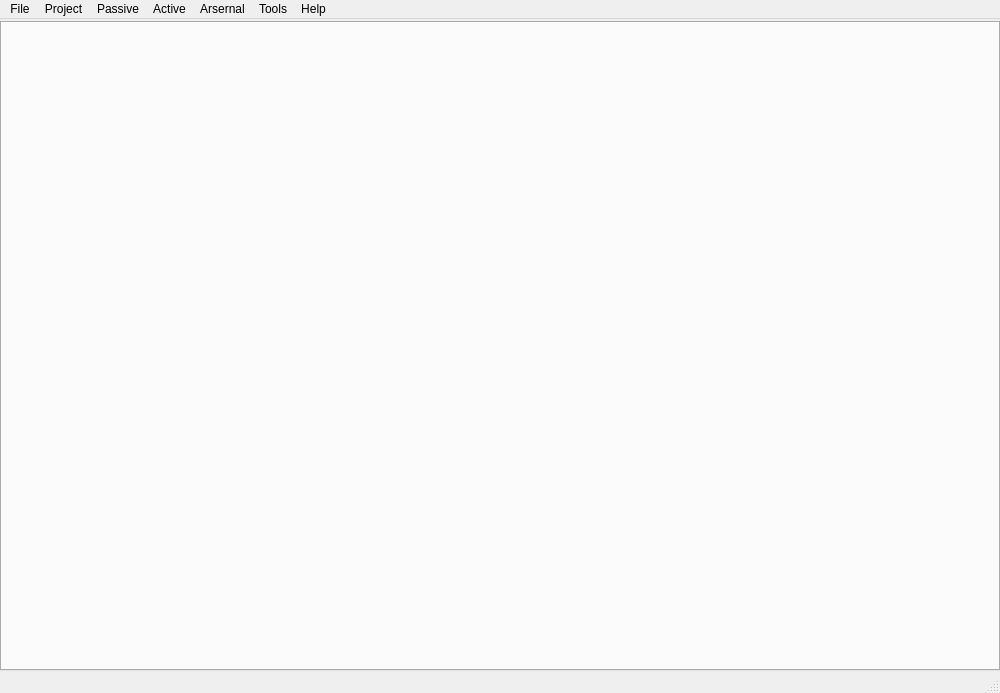
Old version of the form gui/src/MainWindow.ui in the repository 3nock/OTE.
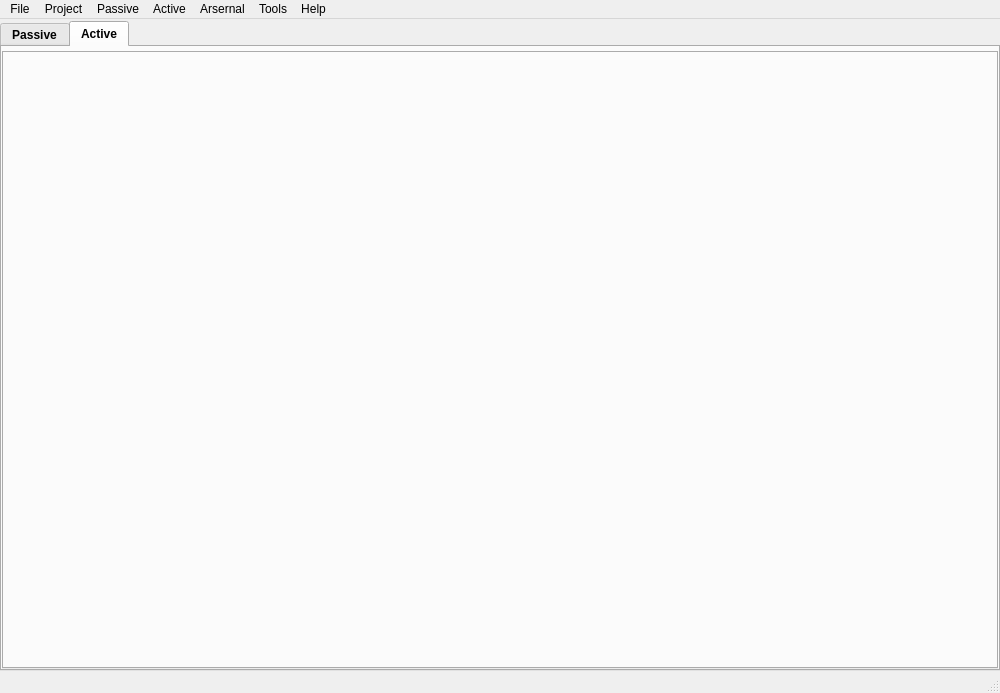
New version of the form. Icons and pictures are not drawn.

Diff of the .ui file:
```diff
--- a/gui/src/MainWindow.ui
+++ b/gui/src/MainWindow.ui
@@ -507,6 +507,53 @@
       <property name="styleSheet">
        <string notr="true"/>
       </property>
+      <property name="currentIndex">
+       <number>1</number>
+      </property>
+      <widget class="QWidget" name="tabPassive">
+       <attribute name="title">
+        <string>Passive</string>
+       </attribute>
+       <layout class="QVBoxLayout" name="verticalLayout_2">
+        <property name="leftMargin">
+         <number>0</number>
+        </property>
+        <property name="topMargin">
+         <number>4</number>
+        </property>
+        <property name="rightMargin">
+         <number>0</number>
+        </property>
+        <property name="bottomMargin">
+         <number>0</number>
+        </property>
+        <item>
+         <widget class="QTabWidget" name="tabWidgetPassive"/>
+        </item>
+       </layout>
+      </widget>
+      <widget class="QWidget" name="tabActive">
+       <attribute name="title">
+        <string>Active</string>
+       </attribute>
+       <layout class="QVBoxLayout" name="verticalLayout_3">
+        <property name="leftMargin">
+         <number>0</number>
+        </property>
+        <property name="topMargin">
+         <number>4</number>
+        </property>
+        <property name="rightMargin">
+         <number>0</number>
+        </property>
+        <property name="bottomMargin">
+         <number>0</number>
+        </property>
+        <item>
+         <widget class="QTabWidget" name="tabWidgetActive"/>
+        </item>
+       </layout>
+      </widget>
      </widget>
     </item>
    </layout>
```
Left out of the diff: 2 changed lines with no effect on the pictures.
